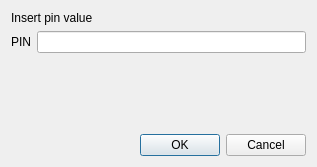
Old version of the form CAMan/pin_dlg.ui in the repository jykim74/CertMan.
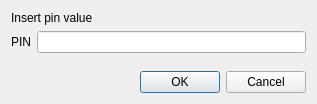
New version of the form.

The edit to the form file:
```diff
--- a/CAMan/pin_dlg.ui
+++ b/CAMan/pin_dlg.ui
@@ -7,7 +7,7 @@
     <x>0</x>
     <y>0</y>
     <width>317</width>
-    <height>167</height>
+    <height>104</height>
    </rect>
   </property>
   <property name="windowTitle">
```
